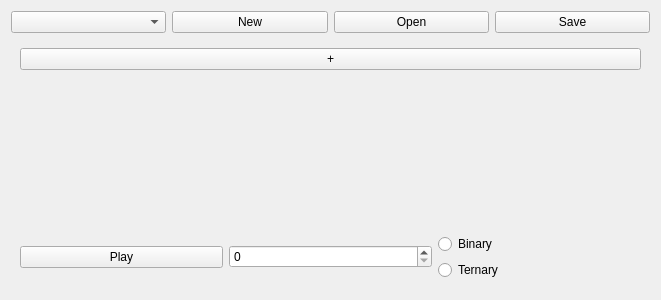
Qt form ui/bartabpattern.ui (BdxMimo/project-bar) before a commit.
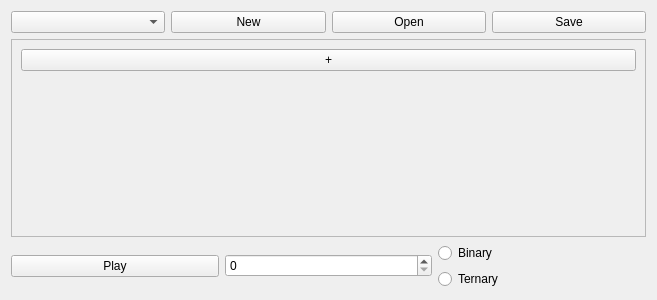
The same form after that commit.

Commit message: Soundbar are now in a scrollbar, so that you can add as many soundbars as you want

```diff
--- a/ui/bartabpattern.ui
+++ b/ui/bartabpattern.ui
@@ -43,12 +43,18 @@
     </layout>
    </item>
    <item>
-    <widget class="QWidget" name="patternArea" native="true">
-     <property name="minimumSize">
-      <size>
-       <width>639</width>
-       <height>99</height>
-      </size>
+    <widget class="QScrollArea" name="scrollArea">
+     <property name="widgetResizable">
+      <bool>true</bool>
+     </property>
+     <widget class="QWidget" name="patternArea">
+      <property name="geometry">
+       <rect>
+        <x>0</x>
+        <y>0</y>
+        <width>637</width>
+        <height>199</height>
+       </rect>
      </property>
      <layout class="QVBoxLayout" name="verticalLayout_3">
       <item>
@@ -69,13 +75,20 @@
         <property name="sizeHint" stdset="0">
          <size>
           <width>20</width>
-          <height>40</height>
+           <height>141</height>
          </size>
         </property>
        </spacer>
       </item>
+      </layout>
+      <zorder>verticalSpacer</zorder>
+      <zorder></zorder>
+      <zorder>buttonAddSoundBar</zorder>
+     </widget>
+    </widget>
+   </item>
       <item>
-       <layout class="QHBoxLayout" name="horizontalLayout_2">
+    <layout class="QHBoxLayout" name="horizontalLayout">
         <item>
          <widget class="QPushButton" name="buttonPlay_2">
           <property name="text">
@@ -105,9 +118,6 @@
          </layout>
         </item>
        </layout>
-      </item>
-     </layout>
-    </widget>
    </item>
   </layout>
  </widget>
```
Left out of the diff: 10 changed lines with no effect on the pictures. Lines whose indentation alone changed are shown as unchanged.
